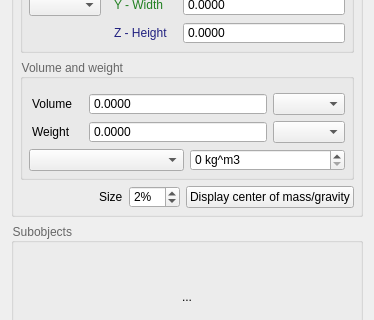
First picture: the form in utils/addFC_Summary.ui, repository GS90/addFC, before the edit; both pictures show x 0 to 374 and y 189 to 509 of the 374 by 718 pixel window.
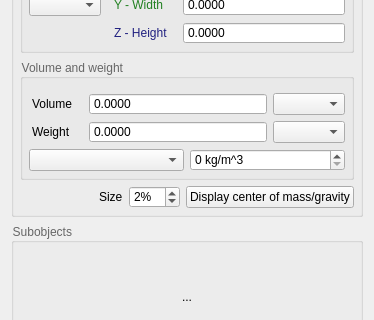
Second picture: the form after the edit.

What changed in the file:
```diff
--- a/utils/addFC_Summary.ui
+++ b/utils/addFC_Summary.ui
@@ -283,7 +283,7 @@
            <item>
             <widget class="QDoubleSpinBox" name="Density_Value">
              <property name="suffix">
-              <string> kg^m3</string>
+              <string> kg/m^3</string>
              </property>
              <property name="decimals">
               <number>0</number>
```
